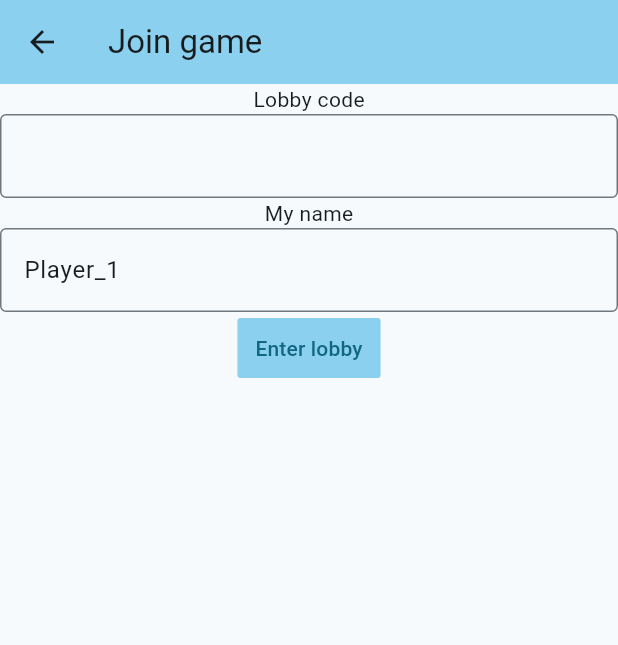
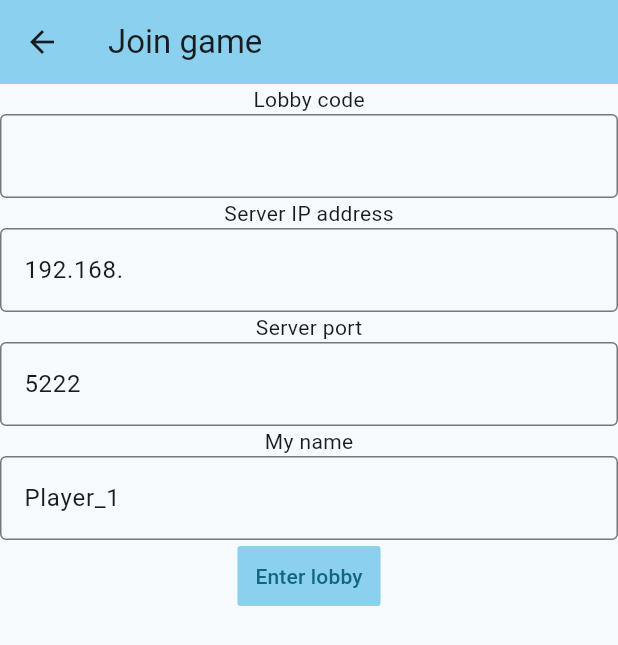
Before and after one commit to simonavans/whatthebomb, a Flutter app: the JoinGame screen opened directly, after a tap on "Enter lobby", on a phone screen of 412 x 824 dp. Shown: the top 645 px of the screen. Run offline on Flutter 3.47's test engine with Material 3 defaults, Android fonts, the phone set to English and light mode, and no system bars; missing offline and left inert: signalr_core.

Commit message:
feat(client): game flow on local network

```diff
--- a/client/lib/routes/joingame.dart
+++ b/client/lib/routes/joingame.dart
@@ -13,29 +13,31 @@ class JoinGame extends StatefulWidget {
 }
 
 class _JoinGameState extends State<JoinGame> {
-  final connection =
-      HubConnectionBuilder()
-          .withUrl(
-            'http://10.0.2.2:5222/app',
-            HttpConnectionOptions(
-              transport: HttpTransportType.webSockets,
-              logging: (_, msg) => dev.log(msg),
-            ),
-          )
-          .build();
-  bool connectionStarted = false;
+  late HubConnection connection;
 
   var codeTextCtl = TextEditingController();
   var nameTextCtl = TextEditingController(text: 'Player_1');
+  var ipTextCtl = TextEditingController(text: '192.168.');
+  var portTextCtl = TextEditingController(text: '5222');
 
   Future<List<String>> joinGame() async {
+    if (ipTextCtl.text.isEmpty || portTextCtl.text.isEmpty) {
+      return [];
+    }
+
+    connection =
+        HubConnectionBuilder()
+            .withUrl(
+              'http://${ipTextCtl.text}:${portTextCtl.text}/app',
+              HttpConnectionOptions(
+                transport: HttpTransportType.webSockets,
+                logging: (_, msg) => dev.log(msg),
+              ),
+            )
+            .build();
+
     // TODO: Fix already future completed bug when creating a game twice
     final completer = Completer<List<String>>();
-
-    if (!connectionStarted) {
-      await connection.start();
-      connectionStarted = true;
-    }
 
     connection.on('joingameresponse', (msg) {
       if (msg == null || msg.length < 2 || msg[0] != "ok") {
@@ -44,6 +46,7 @@ class _JoinGameState extends State<JoinGame> {
         return;
       }
 
+      connection.off('joingameresponse');
       completer.complete(msg[1].toString().split(';'));
     });
 
@@ -68,6 +71,16 @@ class _JoinGameState extends State<JoinGame> {
           TextField(
             decoration: InputDecoration(border: OutlineInputBorder()),
             controller: codeTextCtl,
+          ),
+          const Text('Server IP address'),
+          TextField(
+            decoration: InputDecoration(border: OutlineInputBorder()),
+            controller: ipTextCtl,
+          ),
+          const Text('Server port'),
+          TextField(
+            decoration: InputDecoration(border: OutlineInputBorder()),
+            controller: portTextCtl,
           ),
           const Text('My name'),
           TextField(
--- a/client/lib/routes/lobby.dart
+++ b/client/lib/routes/lobby.dart
@@ -44,6 +44,7 @@ class _LobbyState extends State<Lobby> {
         return;
       }
 
+      super.widget.connection.off('startgameevent');
       completer.complete(int.parse(msg[0]));
     });
 
@@ -70,6 +71,7 @@ class _LobbyState extends State<Lobby> {
           MaterialPageRoute(
             builder:
                 (context) => Game(
+                  connection: super.widget.connection,
                   players: super.widget.players,
                   playerName: super.widget.playerName,
                   seed: int.parse(message[0]),
@@ -123,6 +125,7 @@ class _LobbyState extends State<Lobby> {
                     MaterialPageRoute(
                       builder:
                           (context) => Game(
+                            connection: super.widget.connection,
                             players: super.widget.players,
                             playerName: super.widget.playerName,
                             seed: seed,
```
Also changed, not shown: client/lib/routes/creategame.dart (+26 -16 lines), client/lib/routes/game.dart (+43 -7 lines).
